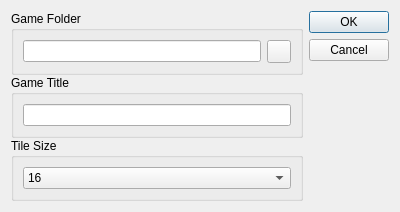
This is src/dialognewproject.ui in EasyRPG/Editor as Qt 5 draws it before an edit. The edited form follows.
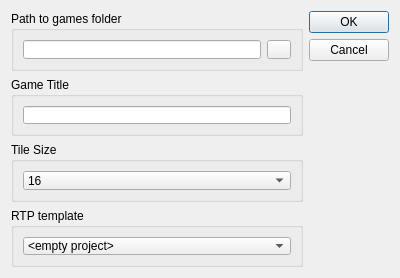
This is the edited form. Icons and pictures are not drawn.

Commit message:
Improve NewProject functions.
Generate resource folders.
Add widgets for a template based RTP.
Change pick folder behavior to match RM's way.

What changed in the file:
```diff
--- a/src/dialognewproject.ui
+++ b/src/dialognewproject.ui
@@ -7,22 +7,31 @@
     <x>0</x>
     <y>0</y>
     <width>400</width>
-    <height>181</height>
+    <height>278</height>
    </rect>
   </property>
+  <property name="minimumSize">
+   <size>
+    <width>400</width>
+    <height>278</height>
+   </size>
+  </property>
+  <property name="maximumSize">
+   <size>
+    <width>400</width>
+    <height>278</height>
+   </size>
+  </property>
   <property name="windowTitle">
    <string>Create new Project</string>
   </property>
   <layout class="QHBoxLayout" name="horizontalLayout_4">
    <item>
     <layout class="QVBoxLayout" name="verticalLayout">
-     <property name="spacing">
-      <number>0</number>
-     </property>
      <item>
       <widget class="QGroupBox" name="groupBox">
        <property name="title">
-        <string>Game Folder</string>
+        <string>Path to games folder</string>
        </property>
        <layout class="QHBoxLayout" name="horizontalLayout">
         <item>
@@ -86,6 +95,24 @@
        </layout>
       </widget>
      </item>
+     <item>
+      <widget class="QGroupBox" name="groupBox_4">
+       <property name="title">
+        <string>RTP template</string>
+       </property>
+       <layout class="QHBoxLayout" name="horizontalLayout_5">
+        <item>
+         <widget class="QComboBox" name="comboTileSize_2">
+          <item>
+           <property name="text">
+            <string>&lt;empty project&gt;</string>
+           </property>
+          </item>
+         </widget>
+        </item>
+       </layout>
+      </widget>
+     </item>
     </layout>
    </item>
    <item>
```
The commit also changes 4 other files.
